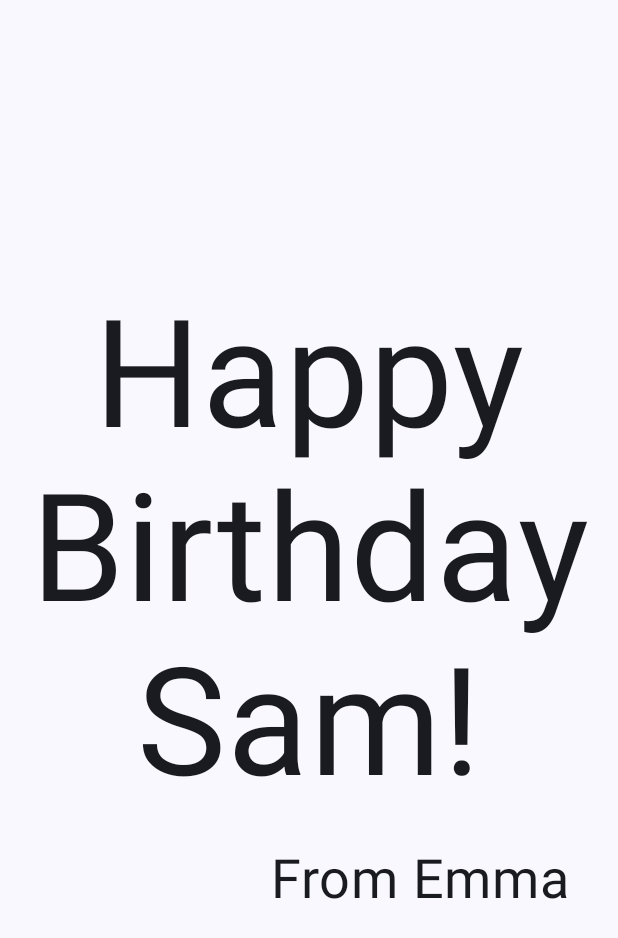
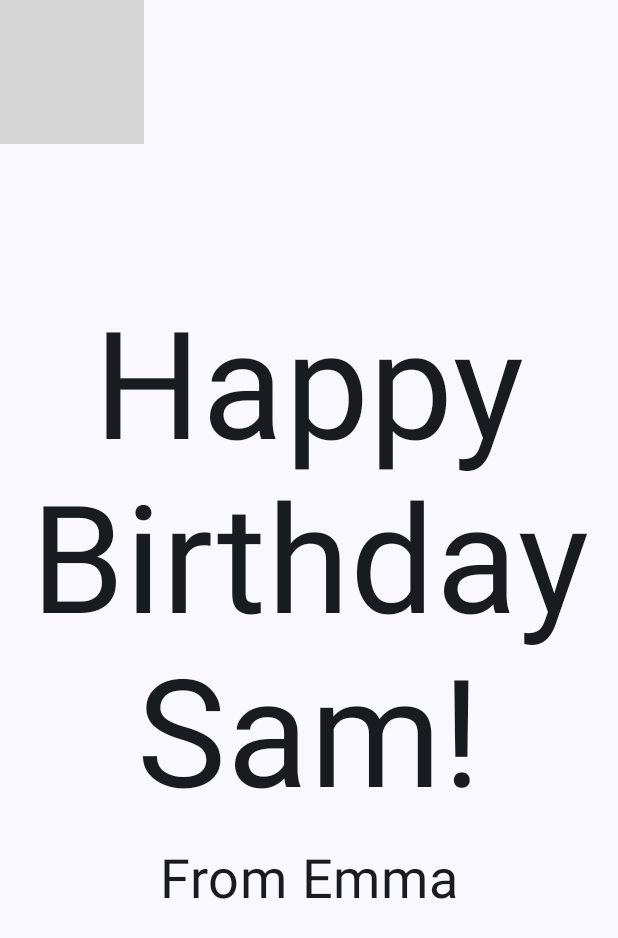
Before and after one commit to mel418/HappyBirthday, an Android app built with Jetpack Compose: the screen it shows after launch (MainActivity), on a phone screen of 412 x 824 dp. Shown: the top 938 px of the screen. Run offline under Robolectric (Android 15) with nearby library versions, the phone set to English and light mode, and no system bars; grey boxes are pictures that could not be loaded.

Commit message:
finished happy happy birthday card

```diff
--- a/app/src/main/java/com/example/happybirthday/MainActivity.kt
+++ b/app/src/main/java/com/example/happybirthday/MainActivity.kt
@@ -3,9 +3,10 @@ package com.example.happybirthday
 import android.os.Bundle
 import androidx.activity.ComponentActivity
 import androidx.activity.compose.setContent
+import androidx.compose.foundation.Image
 import androidx.compose.foundation.layout.Arrangement
+import androidx.compose.foundation.layout.Box
 import androidx.compose.foundation.layout.Column
-import androidx.compose.foundation.layout.Row
 import androidx.compose.foundation.layout.fillMaxSize
 import androidx.compose.foundation.layout.padding
 import androidx.compose.material3.MaterialTheme
@@ -14,6 +15,9 @@ import androidx.compose.material3.Text
 import androidx.compose.runtime.Composable
 import androidx.compose.ui.Alignment
 import androidx.compose.ui.Modifier
+import androidx.compose.ui.layout.ContentScale
+import androidx.compose.ui.res.painterResource
+import androidx.compose.ui.res.stringResource
 import androidx.compose.ui.text.style.TextAlign
 import androidx.compose.ui.tooling.preview.Preview
 import androidx.compose.ui.unit.dp
@@ -29,12 +33,10 @@ class MainActivity : ComponentActivity() {
                 Surface(
                     modifier = Modifier.fillMaxSize(),
                     color = MaterialTheme.colorScheme.background
-
                 ) {
-                    GreetingText(
-                        message = "Happy Birthday Sam!",
-                        from = "From Emma",
-                        modifier = Modifier.padding(8.dp)
+                    GreetingImage(
+                        message = stringResource(R.string.happy_birthday_text),
+                        from = stringResource(R.string.signature_text)
                     )
                 }
             }
@@ -43,23 +45,44 @@ class MainActivity : ComponentActivity() {
 }
 
 @Composable
-fun GreetingText(message:String, from:String, modifier: Modifier = Modifier) {
+fun GreetingText(message: String, from: String, modifier: Modifier = Modifier) {
     Column(
         verticalArrangement = Arrangement.Center,
         modifier = modifier
+
     ) {
         Text(
             text = message,
             fontSize = 100.sp,
             lineHeight = 116.sp,
-            textAlign = TextAlign.Center,
+            textAlign = TextAlign.Center
         )
         Text(
             text = from,
             fontSize = 36.sp,
-            modifier = modifier
+            modifier = Modifier
                 .padding(16.dp)
-                .align(alignment = Alignment.End)
+                .align(alignment = Alignment.CenterHorizontally)
+        )
+    }
+}
+
+@Composable
+fun GreetingImage(message: String, from: String, modifier: Modifier = Modifier) {
+    val image = painterResource(R.drawable.androidparty)
+    Box(modifier) {
+        Image(
+            painter = image,
+            contentDescription = null,
+            contentScale = ContentScale.Crop,
+            alpha = 0.5F
+        )
+        GreetingText(
+            message = message,
+            from = from,
+            modifier = Modifier
+                .fillMaxSize()
+                .padding(8.dp)
         )
     }
 }
@@ -68,6 +91,9 @@ fun GreetingText(message:String, from:String, modifier: Modifier = Modifier) {
 @Composable
 fun BirthdayCardPreview() {
     HappyBirthdayTheme {
-        GreetingText(message = "Happy Birthday Sam!", from = "From Emma")
+        GreetingImage(
+            message = stringResource(R.string.happy_birthday_text),
+            from = stringResource(R.string.signature_text)
+        )
     }
 }
--- a/app/src/main/res/values/strings.xml
+++ b/app/src/main/res/values/strings.xml
@@ -1,3 +1,5 @@
 <resources>
     <string name="app_name">Happy Birthday</string>
+    <string name="happy_birthday_text">Happy Birthday Sam!</string>
+    <string name="signature_text">From Emma</string>
 </resources>
```
